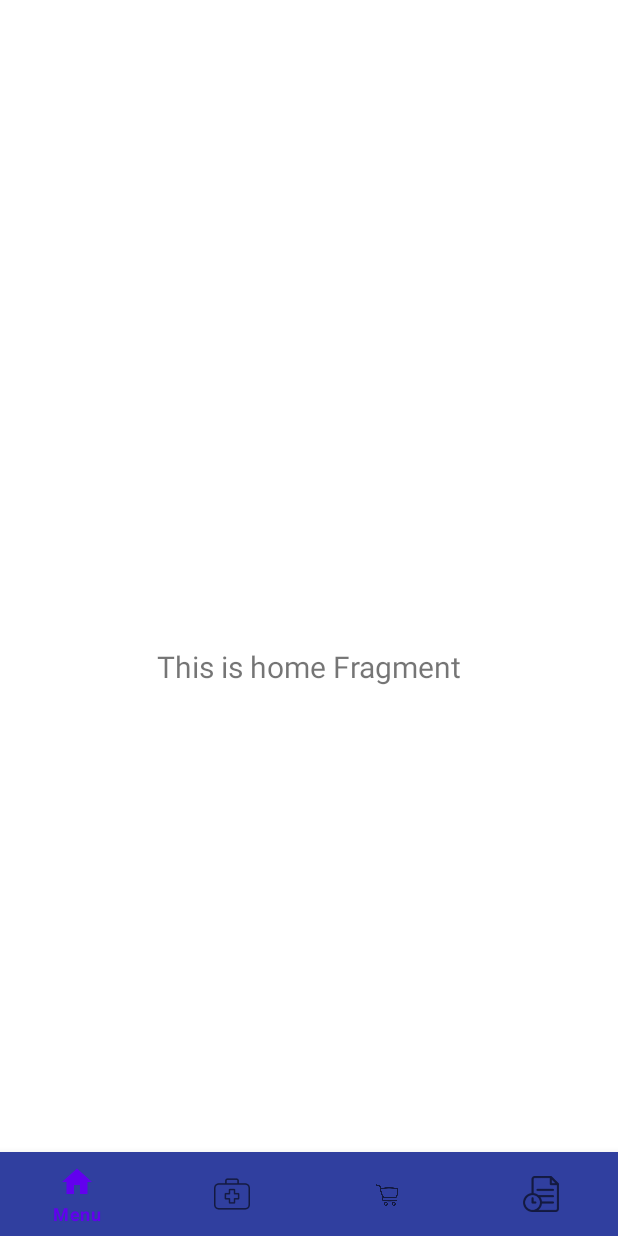
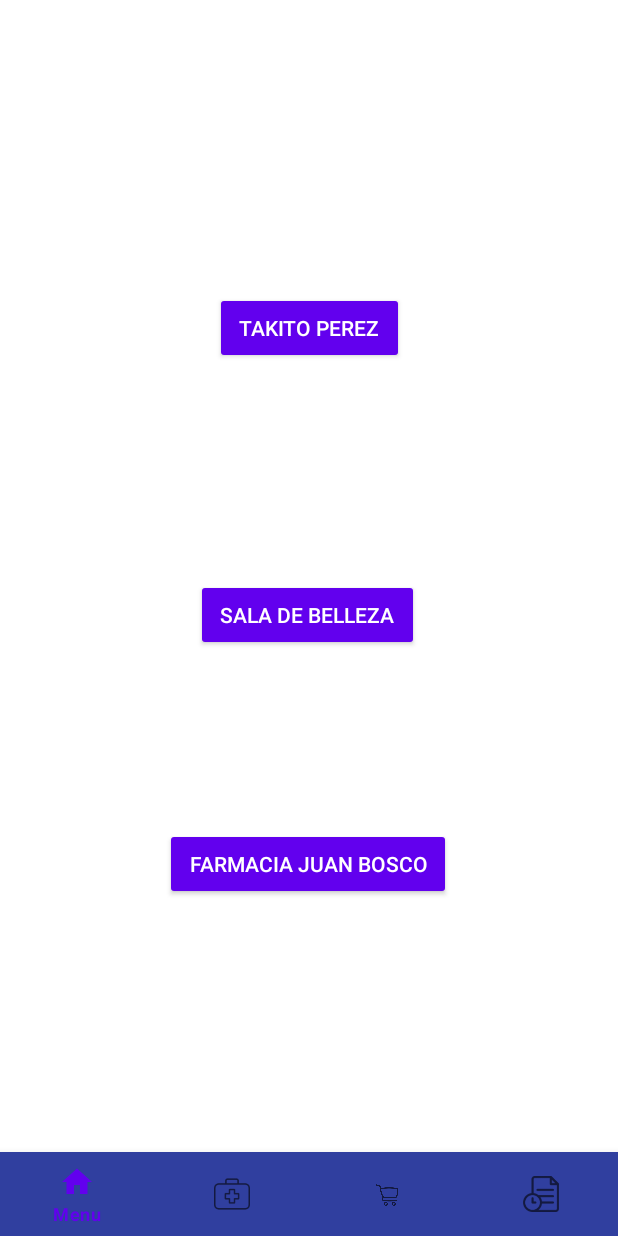
Before and after one commit to Marcs202/desafio2Farmacia, an Android app: the screen it shows after launch (MainActivity), on a phone screen of 412 x 824 dp. Run offline under Robolectric (Android 15) with nearby library versions, the phone set to English and light mode, and no system bars; our stand-ins replace navigation-ui.

Commit message:
Funcionalidad del boton para el menu agregada

```diff
--- a/app/build.gradle.kts
+++ b/app/build.gradle.kts
@@ -1,6 +1,7 @@
 plugins {
     id("com.android.application")
     id("org.jetbrains.kotlin.android")
+    id("com.google.gms.google-services")
 }
 
 android {
@@ -48,6 +49,7 @@ dependencies {
     implementation("androidx.lifecycle:lifecycle-viewmodel-ktx:2.6.1")
     implementation("androidx.navigation:navigation-fragment-ktx:2.7.7")
     implementation("androidx.navigation:navigation-ui-ktx:2.7.7")
+    implementation("com.google.firebase:firebase-database:20.3.1")
     testImplementation("junit:junit:4.13.2")
     androidTestImplementation("androidx.test.ext:junit:1.1.5")
     androidTestImplementation("androidx.test.espresso:espresso-core:3.5.1")
--- a/app/src/main/java/com/laboratorio/desafio2farmacia/ui/home/HomeFragment.kt
+++ b/app/src/main/java/com/laboratorio/desafio2farmacia/ui/home/HomeFragment.kt
@@ -4,10 +4,15 @@ import android.os.Bundle
 import android.view.LayoutInflater
 import android.view.View
 import android.view.ViewGroup
-import android.widget.TextView
+import android.widget.Button
 import androidx.fragment.app.Fragment
+import androidx.fragment.app.FragmentManager
+import androidx.fragment.app.FragmentTransaction
 import androidx.lifecycle.ViewModelProvider
+import androidx.navigation.fragment.findNavController
+import com.laboratorio.desafio2farmacia.R
 import com.laboratorio.desafio2farmacia.databinding.FragmentHomeBinding
+import com.laboratorio.desafio2farmacia.ui.medicamentos.MedicamentosFragment
 
 class HomeFragment : Fragment() {
 
@@ -28,9 +33,11 @@ class HomeFragment : Fragment() {
         _binding = FragmentHomeBinding.inflate(inflater, container, false)
         val root: View = binding.root
 
-        val textView: TextView = binding.textHome
-        homeViewModel.text.observe(viewLifecycleOwner) {
-            textView.text = it
+        val navController = findNavController()
+        // Agrega un OnClickListener al botón
+        binding.btnFarmacia.setOnClickListener {
+            // Navegar al MedicamentosFragment
+            navController.navigate(R.id.action_homeFragment_to_medicamentosFragment)
         }
         return root
     }
--- a/app/src/main/res/layout/fragment_home.xml
+++ b/app/src/main/res/layout/fragment_home.xml
@@ -6,17 +6,45 @@
     android:layout_height="match_parent"
     tools:context=".ui.home.HomeFragment">
 
-    <TextView
-        android:id="@+id/text_home"
-        android:layout_width="match_parent"
+    <Button
+        android:id="@+id/buttonTakito"
+        style="@style/Widget.AppCompat.Button"
+        android:layout_width="wrap_content"
         android:layout_height="wrap_content"
-        android:layout_marginStart="8dp"
-        android:layout_marginTop="8dp"
-        android:layout_marginEnd="8dp"
-        android:textAlignment="center"
-        android:textSize="20sp"
+        android:backgroundTint="@color/bluePerso"
+        android:text="@string/menu_taco"
+
         app:layout_constraintBottom_toBottomOf="parent"
         app:layout_constraintEnd_toEndOf="parent"
         app:layout_constraintStart_toStartOf="parent"
-        app:layout_constraintTop_toTopOf="parent" />
+        app:layout_constraintTop_toTopOf="parent"
+        app:layout_constraintVertical_bias="0.193" />
+
+    <Button
+        android:id="@+id/buttonSala"
+        style="@style/Widget.AppCompat.Button"
+        android:layout_width="wrap_content"
+        android:layout_height="wrap_content"
+        android:backgroundTint="@color/bluePerso"
+        android:text="@string/menu_salabelleza"
+        app:layout_constraintBottom_toBottomOf="parent"
+        app:layout_constraintEnd_toEndOf="parent"
+        app:layout_constraintHorizontal_bias="0.497"
+        app:layout_constraintStart_toStartOf="parent"
+        app:layout_constraintTop_toTopOf="parent"
+        app:layout_constraintVertical_bias="0.458" />
+
+    <Button
+        android:id="@+id/btnFarmacia"
+        style="@style/Widget.AppCompat.Button"
+        android:layout_width="wrap_content"
+        android:layout_height="wrap_content"
+        android:backgroundTint="@color/bluePerso"
+        android:text="@string/menu_farmacia"
+        app:layout_constraintBottom_toBottomOf="parent"
+        app:layout_constraintEnd_toEndOf="parent"
+        app:layout_constraintHorizontal_bias="0.497"
+        app:layout_constraintStart_toStartOf="parent"
+        app:layout_constraintTop_toTopOf="parent"
+        app:layout_constraintVertical_bias="0.689" />
 </androidx.constraintlayout.widget.ConstraintLayout>
--- a/app/src/main/res/navigation/mobile_navigation.xml
+++ b/app/src/main/res/navigation/mobile_navigation.xml
@@ -9,7 +9,11 @@
         android:id="@+id/navigation_home"
         android:name="com.laboratorio.desafio2farmacia.ui.home.HomeFragment"
         android:label="@string/title_home"
-        tools:layout="@layout/fragment_home" />
+        tools:layout="@layout/fragment_home">
+        <action
+            android:id="@+id/action_homeFragment_to_medicamentosFragment"
+            app:destination="@id/navigation_medicamentos" />
+    </fragment>
 
     <fragment
         android:id="@+id/navigation_medicamentos"
--- a/app/src/main/res/values/strings.xml
+++ b/app/src/main/res/values/strings.xml
@@ -4,4 +4,9 @@
     <string name="title_medicamentos">Medicamentos</string>
     <string name="title_carretilla">Carrito</string>
     <string name="title_historial">Historial</string>
+
+    <!---> Para el layout de home <-->
+    <string name="menu_taco">Takito Perez</string>
+    <string name="menu_salabelleza">Sala de belleza</string>
+    <string name="menu_farmacia">Farmacia Juan Bosco</string>
 </resources>
--- a/build.gradle.kts
+++ b/build.gradle.kts
@@ -1,3 +1,8 @@
+buildscript {
+    dependencies {
+        classpath("com.google.gms:google-services:4.4.1")
+    }
+}
 // Top-level build file where you can add configuration options common to all sub-projects/modules.
 plugins {
     id("com.android.application") version "8.2.2" apply false
```
Also changed, not shown: 1 other file.
